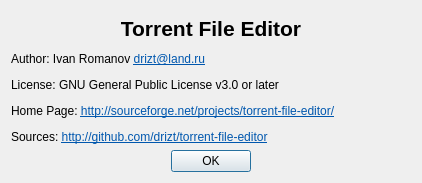
Above: aboutdlg.ui from torrent-file-editor/torrent-file-editor before the change. Below: the same form after it.
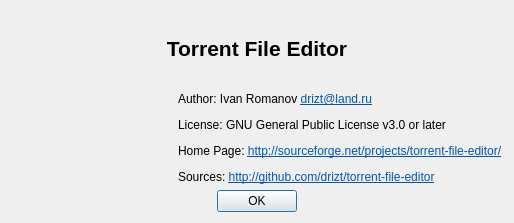
That is the form after the change. Icons and pictures are not drawn.

```diff
--- a/aboutdlg.ui
+++ b/aboutdlg.ui
@@ -6,15 +6,15 @@
    <rect>
     <x>0</x>
     <y>0</y>
-    <width>422</width>
-    <height>183</height>
+    <width>514</width>
+    <height>223</height>
    </rect>
   </property>
   <property name="windowTitle">
    <string>About Torrent File Editor</string>
   </property>
-  <layout class="QVBoxLayout" name="verticalLayout">
-   <item>
+  <layout class="QGridLayout" name="gridLayout">
+   <item row="0" column="0" colspan="2">
     <widget class="QLabel" name="label">
      <property name="font">
       <font>
@@ -31,7 +31,7 @@
      </property>
     </widget>
    </item>
-   <item>
+   <item row="1" column="1">
     <widget class="QLabel" name="label_2">
      <property name="text">
       <string>&lt;html&gt;&lt;head/&gt;&lt;body&gt;
@@ -48,7 +48,7 @@
      </property>
     </widget>
    </item>
-   <item>
+   <item row="2" column="0" colspan="2">
     <widget class="QDialogButtonBox" name="buttonBox">
      <property name="orientation">
       <enum>Qt::Horizontal</enum>
@@ -61,6 +61,25 @@
      </property>
     </widget>
    </item>
+   <item row="1" column="0">
+    <widget class="QLabel" name="label_3">
+     <property name="minimumSize">
+      <size>
+       <width>80</width>
+       <height>0</height>
+      </size>
+     </property>
+     <property name="text">
+      <string/>
+     </property>
+     <property name="pixmap">
+      <pixmap resource="resources.qrc">:/icons/app_64.png</pixmap>
+     </property>
+     <property name="alignment">
+      <set>Qt::AlignLeading|Qt::AlignLeft|Qt::AlignTop</set>
+     </property>
+    </widget>
+   </item>
   </layout>
  </widget>
  <resources/>
```
Left out of the diff: 4 changed lines with no effect on the pictures.
